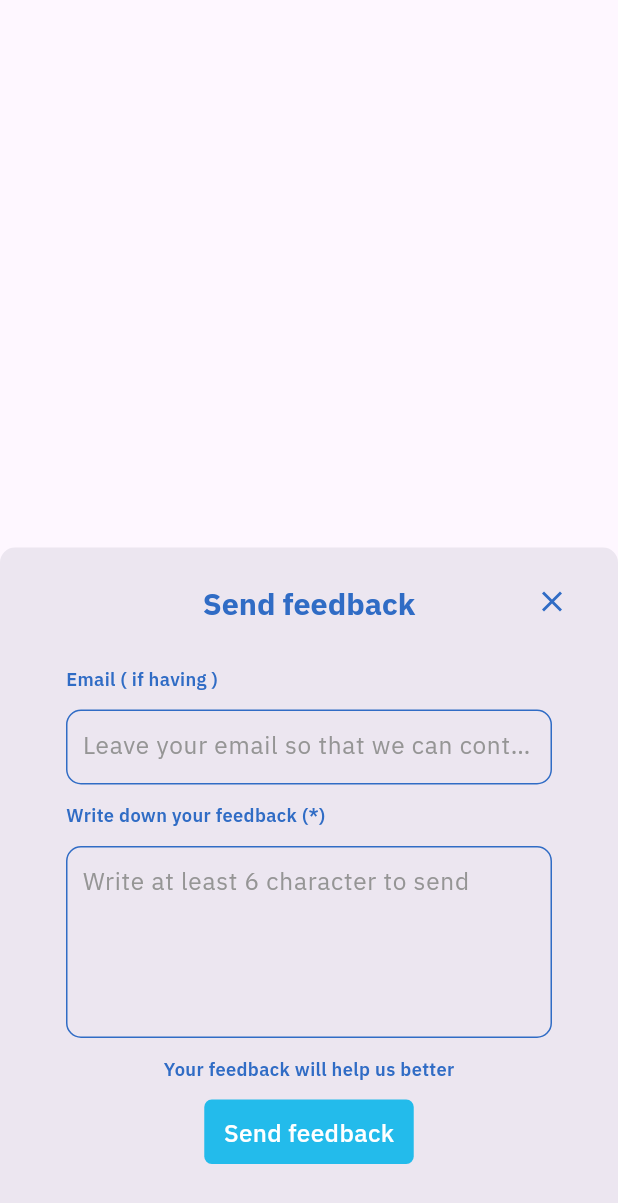
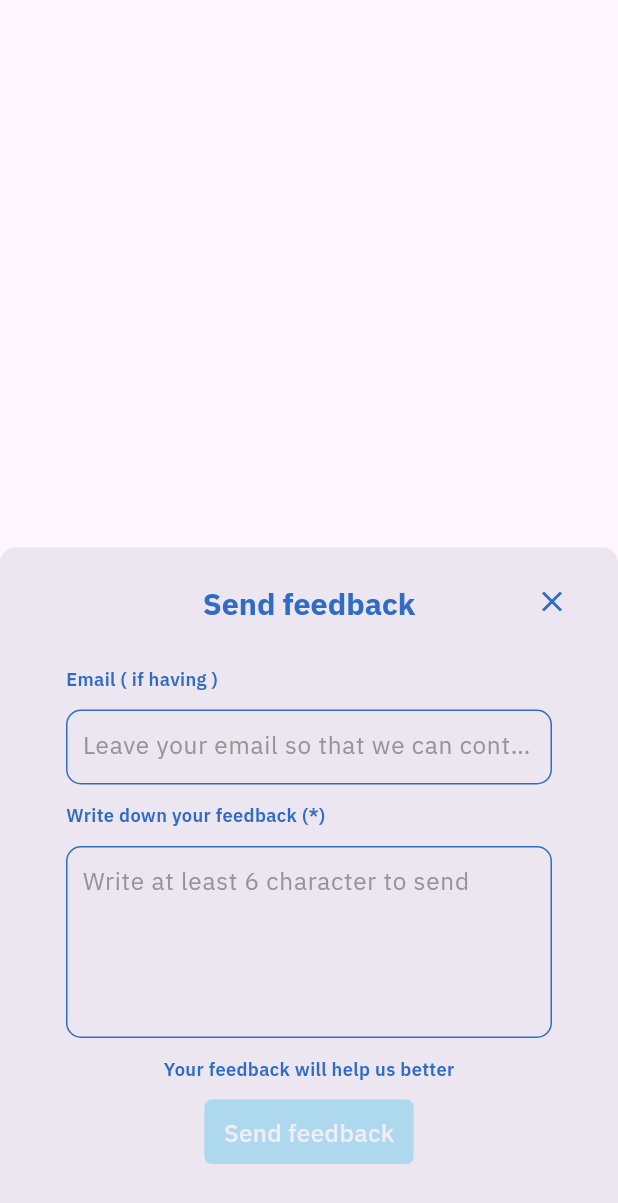
Before and after one commit to Intes-It-Mobile/blood-tracking-app, a Flutter app: the DialogFeedback widget shown alone on an empty page, opened directly, on a phone screen of 412 x 824 dp. Shown: the top 1203 px of the screen. Run offline on Flutter 3.47's test engine with Material 2 defaults, Android fonts, the phone set to English and light mode, and no system bars; our stand-ins replace dropdown_button2, fl_chart, flutter_local_notifications, flutter_mobx, flutter_svg, flutter_time_picker_spinner and 8 more; missing offline and left inert: flutter_cupertino_datetime_picker, flutter_html_v3, flutter_share; accounts and stored records are empty; generated files the repository leaves out were written again.

Commit message:
fix UI setting

```diff
--- a/lib/utils/dialog/dialog_feedback.dart
+++ b/lib/utils/dialog/dialog_feedback.dart
@@ -17,6 +17,8 @@ class DialogFeedback extends StatefulWidget {
 }
 
 class _DialogFeedbackState extends State<DialogFeedback> {
+  final formKey = GlobalKey<FormState>();
+  bool isSelected = false;
 
   @override
   Widget build(BuildContext context) {
@@ -60,6 +62,8 @@ class _DialogFeedbackState extends State<DialogFeedback> {
         ],
       ),
       content: SingleChildScrollView(
+        child: Form(
+          key: formKey,
           child: Column(crossAxisAlignment: CrossAxisAlignment.start, children: [
             Container(
               padding: const EdgeInsets.symmetric(vertical: 12, horizontal: 20),
@@ -114,10 +118,21 @@ class _DialogFeedbackState extends State<DialogFeedback> {
                     hintStyle: AppTheme.hintText,
                     border: InputBorder.none,
                     contentPadding: EdgeInsets.fromLTRB(10, 10, 10, 20)),
+                onChanged: (value){
+                  if(value.length >= 6){
+                    setState(() {
+                      isSelected = true;
+                    });
+                  }else{
+                    setState(() {
+                      isSelected = false;
+                    });
+                  }
+                },
               ),
             ),
             Container(
-            padding: EdgeInsets.symmetric(vertical: 12, horizontal: 20),
+              padding: const EdgeInsets.symmetric(vertical: 12, horizontal: 20),
               child: Center(
                 child: Text(
                   "${AppLocalizations.of(context)!.getTranslate('feedback_help')}",
@@ -127,14 +142,29 @@ class _DialogFeedbackState extends State<DialogFeedback> {
               ),
             ),
             Center(
+              child: isSelected == false ? Opacity(
+                opacity: 0.3,
                 child: Container(
-              decoration: BoxDecoration(
+                  decoration: const BoxDecoration(
                     color: AppColors.AppColor2,
                     borderRadius: BorderRadius.all(
                       Radius.circular(5),
                     ),
                   ),
-              padding: EdgeInsets.symmetric(horizontal: 13, vertical: 10),
+                  padding: const EdgeInsets.symmetric(horizontal: 13, vertical: 10),
+                  child: Text(
+                    "${AppLocalizations.of(context)!.getTranslate('feedback_send_btn')}",
+                    style: AppTheme.BtnText,
+                  ),
+                ),
+              ) : Container(
+                decoration: const BoxDecoration(
+                  color: AppColors.AppColor2,
+                  borderRadius: BorderRadius.all(
+                    Radius.circular(5),
+                  ),
+                ),
+                padding: const EdgeInsets.symmetric(horizontal: 13, vertical: 10),
                 child: Text(
                   "${AppLocalizations.of(context)!.getTranslate('feedback_send_btn')}",
                   style: AppTheme.BtnText,
@@ -143,6 +173,7 @@ class _DialogFeedbackState extends State<DialogFeedback> {
             )
           ]),
         ),
+      ),
       actions: [],
     );
   }
```
Lines whose indentation alone changed are shown as unchanged.
